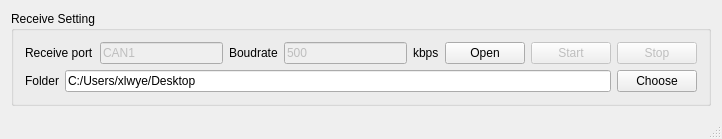
Above: mainwindow.ui from cretaceous-creature/jeep-canbus before the change. Below: the same form after it.
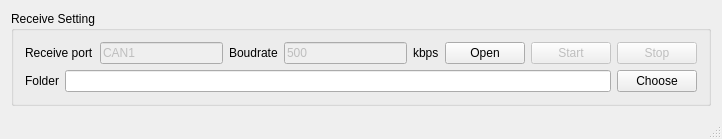
That is the form after the change.

Commit message: remove repeated connect of button slots

Diff of the .ui file:
```diff
--- a/mainwindow.ui
+++ b/mainwindow.ui
@@ -126,7 +126,7 @@
             <bool>true</bool>
            </property>
            <property name="text">
-            <string>C:/Users/xlwye/Desktop</string>
+            <string/>
            </property>
            <property name="readOnly">
             <bool>true</bool>
```
The commit also changes 3 other files.
